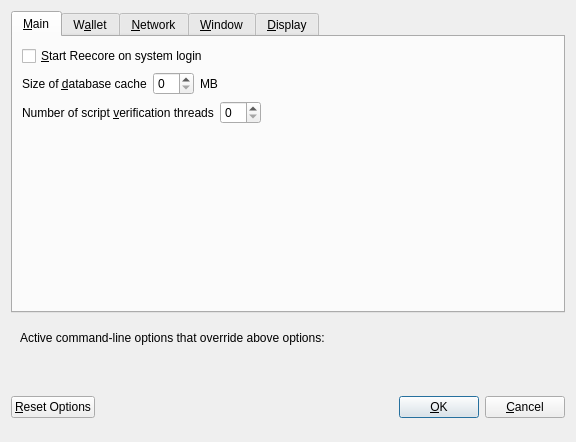
First picture: the form in src/qt/forms/optionsdialog.ui, repository supertref/Reex, before the edit.
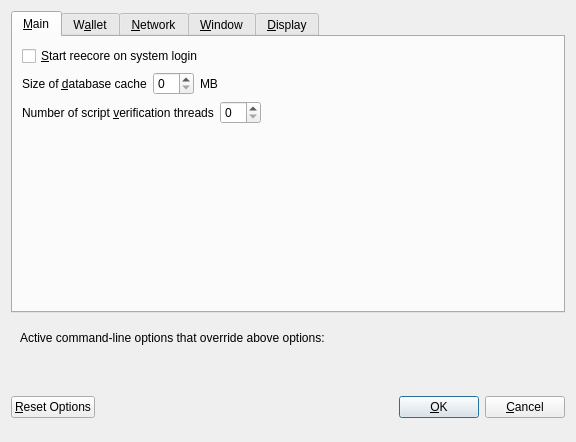
Second picture: the form after the edit. Custom widgets are drawn as their Qt base class.

The edit to the form file:
```diff
--- a/src/qt/forms/optionsdialog.ui
+++ b/src/qt/forms/optionsdialog.ui
@@ -33,7 +33,7 @@
           <string>Automatically start Reecore after logging in to the system.</string>
          </property>
          <property name="text">
-          <string>&amp;Start Reecore on system login</string>
+          <string>&amp;Start reecore on system login</string>
          </property>
         </widget>
        </item>
```
Left out of the diff: 8 changed lines with no effect on the pictures.
